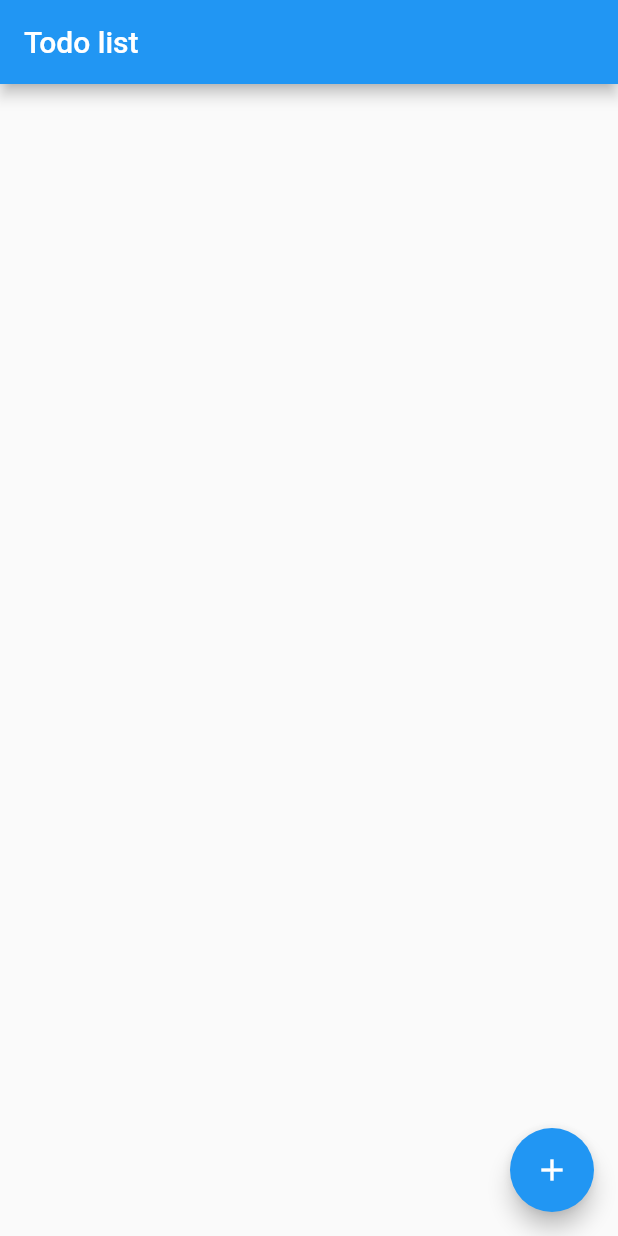
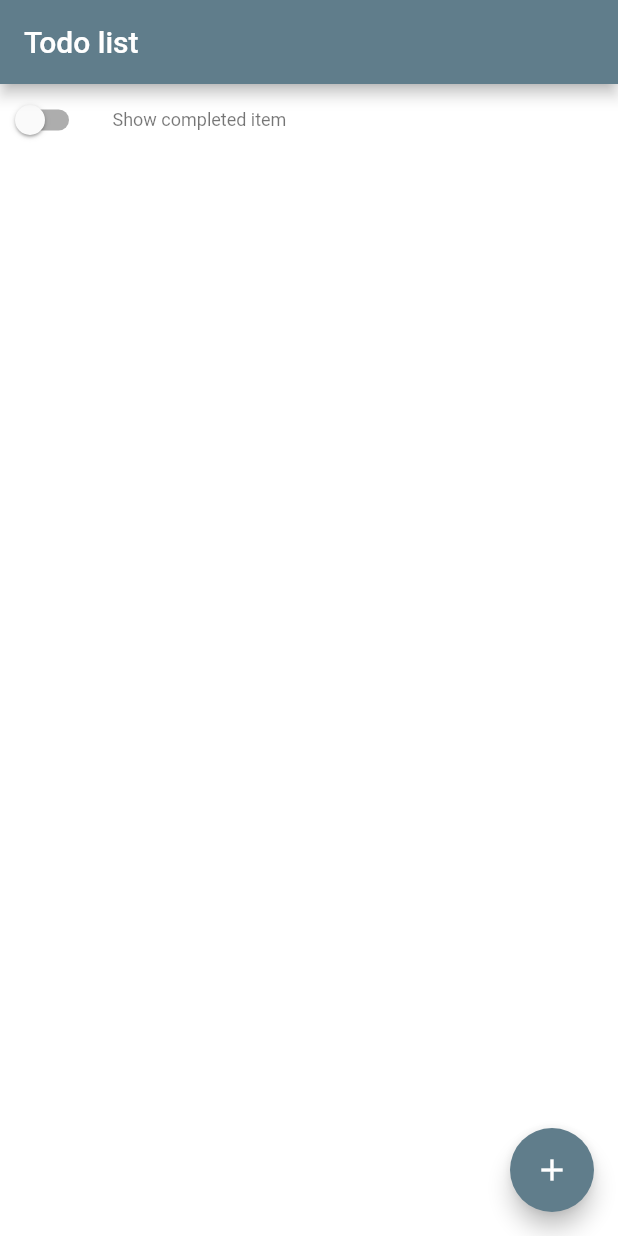
Before and after one commit to sciack/todo_app, a Flutter app: the screen it shows after launch, on a phone screen of 412 x 824 dp. Run offline on Flutter 3.47's test engine with Material 2 defaults, Android fonts, the phone set to English and light mode, and no system bars; missing offline and left inert: dart:html.

Commit message:
feat: just change themes and layout using a more standard and centralized approach

```diff
--- a/lib/main.dart
+++ b/lib/main.dart
@@ -18,9 +18,19 @@ class TodoApp extends StatelessWidget {
   Widget build(BuildContext context) {
     return ChangeNotifierProvider(
         create: (context) => TodoModel(todoRepo),
-        child: const MaterialApp(
+        child: MaterialApp(
           title: "Todo list",
-          home: TodoList(),
+          home: const TodoList(),
+          theme: ThemeData(
+            brightness: Brightness.light,
+            primarySwatch: Colors.blueGrey,
+            scaffoldBackgroundColor: Colors.white,
+            textTheme: const TextTheme(
+              bodyText2: TextStyle(
+                color: Colors.redAccent
+              )
+            )
+          )
         ));
   }
 }
@@ -30,6 +40,7 @@ class TodoList extends StatelessWidget {
 
   @override
   Widget build(BuildContext context) {
+    var textStyle = Theme.of(context).textTheme.caption;
     var model = context.watch<TodoModel>();
     var todos = <Todo>[];
     todos.addAll(model.todos);
@@ -47,16 +58,35 @@ class TodoList extends StatelessWidget {
       appBar: AppBar(
         title: const Text('Todo list'),
       ),
-      body: ListView(
+      body: Column(
+        children: [
+          Row(children: [
+            Switch(
+                value: model.isShowExpired,
+                onChanged: (bool value) {
+                  model.showExpired = value;
+                }),
+            Container(
+                padding: const EdgeInsets.only(left: 16, right: 8),
+                child: Text(
+                  'Show completed item',
+                  style: textStyle,
+                )),
+          ]),
+          Expanded(
+              child: ListView(
             padding: const EdgeInsets.symmetric(vertical: 8.0),
             children: todos
-            .where((todo) => !(todo.isLate() && todo.checked))
+                .where((todo) =>
+                    model.isShowExpired || !(todo.checked))
                 .map((Todo todo) {
               return TodoItem(
                 todo: todo,
                 onTodoChanged: _toggleTodoChecked,
               );
             }).toList(),
+          ))
+        ],
       ),
       floatingActionButton: FloatingActionButton(
           onPressed: () => _displayDialog(context),
@@ -92,40 +122,37 @@ class TodoItem extends StatelessWidget {
         Provider.of<TodoModel>(context, listen: false).set(todo.toggle());
       },
       leading: CircleAvatar(
-        child: Text(todo.name[0]),
+        child: Text(todo.name[0].toUpperCase()),
       ),
-      title: Text(todo.name, style: _getTextStyle(todo)),
-      subtitle: Text(formatDate(todo.date), style: _getDateStyle(todo)),
-
+      title: Text(todo.name, style: _getTextStyle(todo, _styleFromDate(todo, context))),
+      subtitle: Text(formatDate(todo.date), style: _getDateStyle(todo,_styleFromDate(todo, context))),
     );
   }
 
-  TextStyle _getTextStyle(Todo todo) {
-    Color color = colorFromDate(todo);
-    if (!todo.checked) return TextStyle(color: color);
+  TextStyle? _getTextStyle(Todo todo, TextStyle? baseTextStyle) {
+    if (!todo.checked) return baseTextStyle;
     return TextStyle(
-      color: color,
+      color: baseTextStyle?.color,
       decoration: TextDecoration.lineThrough,
     );
   }
 
-  TextStyle _getDateStyle(Todo todo) {
-    TextStyle style = _getTextStyle(todo);
+  TextStyle _getDateStyle(Todo todo, TextStyle? baseTextStyle) {
+    TextStyle? style = _getTextStyle(todo, baseTextStyle);
     return TextStyle(
-        color: style.color,
-        decoration: style.decoration,
+        color: style?.color,
+        decoration: style?.decoration,
         fontStyle: FontStyle.italic,
-        fontSize: (style.fontSize ?? 14) * 0.8);
+        fontSize: (style?.fontSize ?? 14) * 0.8);
   }
 
-  Color colorFromDate(Todo todo) {
-    Color color;
+  TextStyle? _styleFromDate(Todo todo, BuildContext context) {
+    var textTheme = Theme.of(context).textTheme;
     if (todo.isLate()) {
-      color = Colors.red;
+      return textTheme.bodyText2;
     } else {
-      color = Colors.black54;
+      return textTheme.bodyText1;
     }
-    return color;
   }
 }
 
--- a/lib/todo_model.dart
+++ b/lib/todo_model.dart
@@ -11,6 +11,14 @@ import 'package:todo_app/todo_model_repo.dart'
 class TodoModel extends ChangeNotifier {
   final List<Todo> _todos = [];
   final TodoRepository repo;
+  bool _showExpired = false;
+
+  set showExpired(bool show) {
+    _showExpired = show;
+    notifyListeners();
+  }
+
+  bool get isShowExpired => _showExpired;
 
   UnmodifiableListView<Todo> get todos => UnmodifiableListView(_todos);
 
@@ -44,6 +52,8 @@ class TodoModel extends ChangeNotifier {
     _todos.add(Todo(id: _next(), name: name, date: date, checked: false));
     notifyListeners();
   }
+
+
 }
 
 class Todo {
```
Lines whose indentation alone changed are shown as unchanged.
